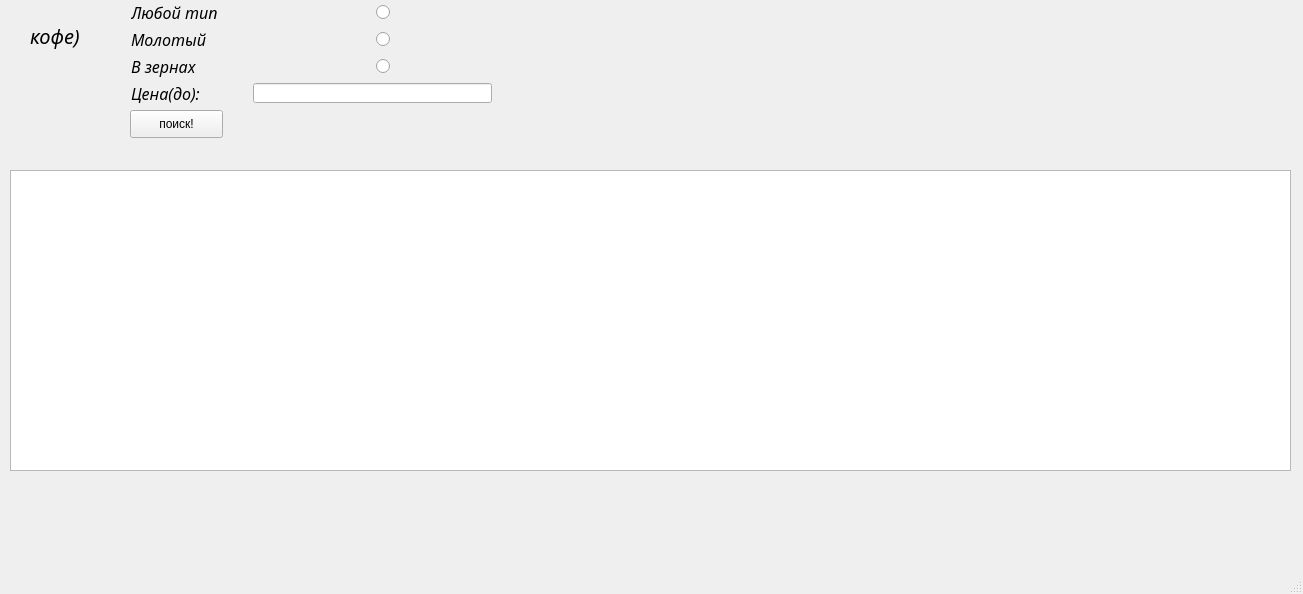
First picture: the form in main.ui, repository accxracy/capuccino, before the edit.
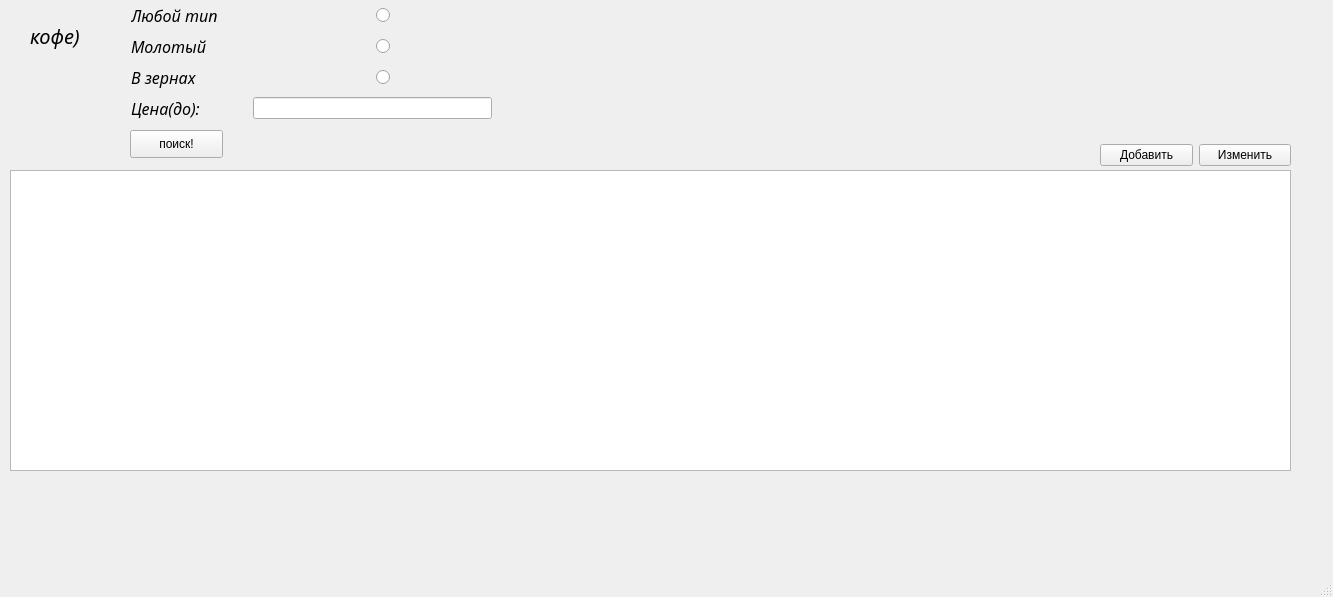
Second picture: the form after the edit.

```diff
--- a/main.ui
+++ b/main.ui
@@ -6,8 +6,8 @@
    <rect>
     <x>0</x>
     <y>0</y>
-    <width>1303</width>
-    <height>594</height>
+    <width>1333</width>
+    <height>597</height>
    </rect>
   </property>
   <property name="windowTitle">
@@ -48,7 +48,7 @@
     <property name="geometry">
      <rect>
       <x>130</x>
-      <y>110</y>
+      <y>130</y>
       <width>93</width>
       <height>28</height>
      </rect>
@@ -57,13 +57,13 @@
      <string>поиск!</string>
     </property>
    </widget>
-   <widget class="QWidget" name="">
+   <widget class="QWidget" name="layoutWidget">
     <property name="geometry">
      <rect>
       <x>131</x>
       <y>2</y>
       <width>361</width>
-      <height>101</height>
+      <height>121</height>
      </rect>
     </property>
     <layout class="QGridLayout" name="gridLayout">
@@ -149,6 +149,32 @@
      </item>
     </layout>
    </widget>
+   <widget class="QWidget" name="">
+    <property name="geometry">
+     <rect>
+      <x>1100</x>
+      <y>140</y>
+      <width>191</width>
+      <height>30</height>
+     </rect>
+    </property>
+    <layout class="QHBoxLayout" name="horizontalLayout">
+     <item>
+      <widget class="QPushButton" name="add_button">
+       <property name="text">
+        <string>Добавить</string>
+       </property>
+      </widget>
+     </item>
+     <item>
+      <widget class="QPushButton" name="edit_button">
+       <property name="text">
+        <string>Изменить</string>
+       </property>
+      </widget>
+     </item>
+    </layout>
+   </widget>
   </widget>
   <widget class="QMenuBar" name="menubar">
    <property name="geometry">
```
Left out of the diff: 2 changed lines with no effect on the pictures.
